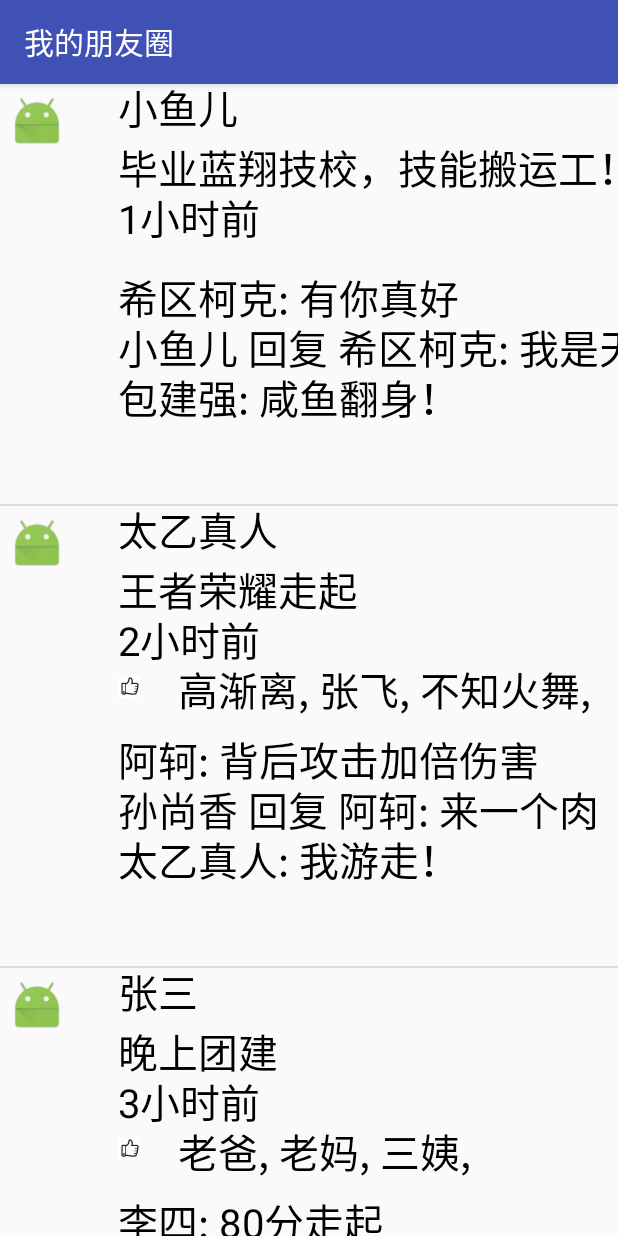
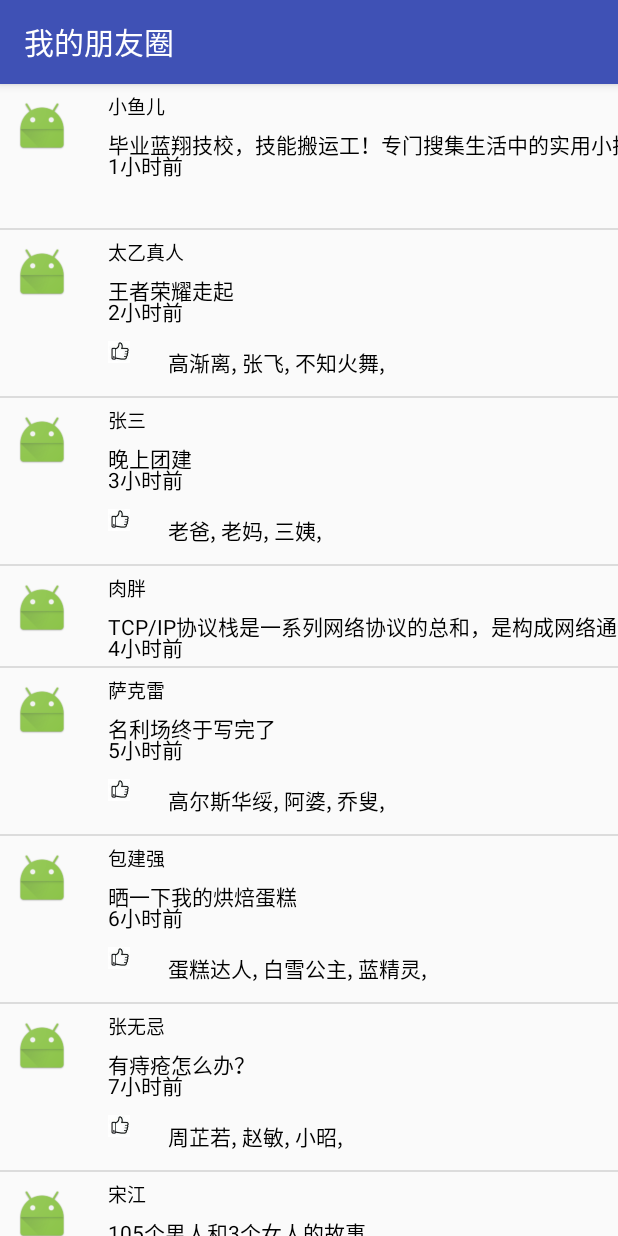
Before and after one commit to BaoBaoJianqiang/CustomListView, an Android app: the screen it shows after launch (MainActivity), on a phone screen of 412 x 824 dp. Run offline under Robolectric (Android 15) with nearby library versions, the phone set to English and light mode, and no system bars; libraries missing offline, so code that uses them is left out: com.facebook.drawee; 1 statement that could not run was skipped.

Commit message:
1.新增复用Adapter 2.对自定义View新增属性统一配置 3.动态测量View的宽高

```diff
--- /dev/null
+++ b/TestListViewNew/app/src/main/java/com/example/jianqiang/testlistview/DensityUtils.java
@@ -0,0 +1,24 @@
+package com.example.jianqiang.testlistview;
+
+import android.content.Context;
+import android.content.res.Resources;
+import android.support.annotation.DimenRes;
+import android.util.TypedValue;
+
+public class DensityUtils {
+
+    public static int dp2px(Context ctx, float dp) {
+        return (int) TypedValue.applyDimension(TypedValue.COMPLEX_UNIT_DIP, dp, ctx.getResources().getDisplayMetrics());
+
+    }
+
+    public static int px2dp(Context ctx, int px) {
+        float density = ctx.getResources().getDisplayMetrics().density;
+        return (int) (px / density + 0.5f);
+    }
+
+    public static int getDimens(Context context, @DimenRes int resource) {
+        Resources mResources = context.getResources();
+        return mResources.getDimensionPixelSize(resource);
+    }
+}
--- a/TestListViewNew/app/src/main/java/com/example/jianqiang/testlistview/MyAdapter.java
+++ b/TestListViewNew/app/src/main/java/com/example/jianqiang/testlistview/MyAdapter.java
@@ -1,34 +1,20 @@
 package com.example.jianqiang.testlistview;
 
-import android.app.Activity;
 import android.content.Context;
-import android.graphics.Bitmap;
-import android.graphics.BitmapFactory;
-import android.net.Uri;
-import android.os.Bundle;
-import android.support.v7.app.AppCompatActivity;
 import android.view.LayoutInflater;
 import android.view.View;
 import android.view.ViewGroup;
-import android.view.ViewStub;
-import android.widget.Adapter;
 import android.widget.BaseAdapter;
-import android.widget.ImageView;
 import android.widget.LinearLayout;
-import android.widget.TextView;
 
-import com.facebook.drawee.view.SimpleDraweeView;
-
-import java.util.ArrayList;
 import java.util.List;
 
 public class MyAdapter extends BaseAdapter {
     private final List<News> newsList;
-    private final Activity context;
+    private final Context context;
 
-    public MyAdapter(Activity context, List<News> newsList) {
+    public MyAdapter(Context context, List<News> newsList) {
         super();
-
         this.newsList = newsList;
         this.context = context;
     }
@@ -40,31 +26,25 @@ public class MyAdapter extends BaseAdapter {
 
     @Override
     public Object getItem(int position) {
-        return null;
+        return newsList.get(position);
     }
 
     @Override
     public long getItemId(int position) {
-        return 0;
+        return position;
     }
 
-    public View getView(final int position, View convertView,
-                        final ViewGroup parent) {
-
-        MyView1 myView = new MyView1(parent.getContext());
-
-        //提前计算行高
+    @Override
+    public View getView(final int position, View convertView, final ViewGroup parent) {
+        //复用ConvertView
+        if (convertView == null) {
+            LinearLayout linearLayout = (LinearLayout) LayoutInflater.from(context).inflate(R.layout.item_custom_view, null);
+            convertView = linearLayout.findViewById(R.id.myView);
+        }
         News news = newsList.get(position);
-        int height = 300;
-        if(news.preferList != null)
-            height += 40;
-        if(news.commentList != null) {
-            height += news.commentList.size() * 40;
-        }
-
-        myView.setData(news, 1200, height);
-        convertView = myView;
-
+        ((MyView1) convertView).setData(news);
         return convertView;
     }
+
+
 }
--- a/TestListViewNew/app/src/main/java/com/example/jianqiang/testlistview/MyApp.java
+++ b/TestListViewNew/app/src/main/java/com/example/jianqiang/testlistview/MyApp.java
@@ -1,9 +1,6 @@
 package com.example.jianqiang.testlistview;
 
 import android.app.Application;
-import android.os.Bundle;
-import android.support.v7.app.AppCompatActivity;
-import android.widget.ListView;
 
 import com.facebook.drawee.backends.pipeline.Fresco;
 
@@ -11,7 +8,6 @@ public class MyApp extends Application {
     @Override
     public void onCreate() {
         super.onCreate();
-
         Fresco.initialize(this);
     }
 }
--- a/TestListViewNew/app/src/main/java/com/example/jianqiang/testlistview/MyView1.java
+++ b/TestListViewNew/app/src/main/java/com/example/jianqiang/testlistview/MyView1.java
@@ -1,86 +1,141 @@
 package com.example.jianqiang.testlistview;
 
 import android.content.Context;
+import android.content.res.TypedArray;
 import android.graphics.Bitmap;
 import android.graphics.BitmapFactory;
 import android.graphics.Canvas;
 import android.graphics.Color;
 import android.graphics.Matrix;
 import android.graphics.Paint;
-import android.graphics.RectF;
+import android.support.annotation.Nullable;
+import android.util.AttributeSet;
+import android.util.Log;
 import android.view.View;
 
 public class MyView1 extends View {
-    int width;
-    int height;
-
     Paint paint;
-
-    int titleSize = 40;
-    int dispSize = 40;
-
-    News news;
-
+    News news = new News();
     Bitmap zanImg;
     Bitmap imgDefault;
+    private int mBaseHeight;
+    private int mLineHeight;
+    private int mNameSize;
+    private int mLeftPadding;
+    private int mContentSize;
 
     public MyView1(Context context) {
-        super(context);
+        this(context, null);
+    }
+
+
+    public MyView1(Context context, @Nullable AttributeSet attrs) {
+        this(context, attrs, -1);
+    }
+
+    public MyView1(Context context, @Nullable AttributeSet attrs, int defStyleAttr) {
+        super(context, attrs, defStyleAttr);
+        TypedArray ta = context.obtainStyledAttributes(attrs, R.styleable.MyView1);
+        mBaseHeight = DensityUtils.dp2px(context, ta.getDimension(R.styleable.MyView1_image_width, 35));
+        mLineHeight = (int) ta.getDimension(R.styleable.MyView1_line_height, 14);
+        mNameSize = (int) ta.getDimension(R.styleable.MyView1_name_size, 13);
+        mContentSize = (int) ta.getDimension(R.styleable.MyView1_content_size, 14);
+        mLeftPadding = (int) ta.getDimension(R.styleable.MyView1_left_padding, 10);
+        ta.recycle();
+        initPaint(context);
+    }
+
+    private void initPaint(Context context) {
         paint = new Paint(Paint.ANTI_ALIAS_FLAG);
         paint.setColor(Color.BLACK);
-
         zanImg = BitmapFactory.decodeResource(context.getResources(), R.drawable.zan);
         imgDefault = BitmapFactory.decodeResource(context.getResources(), R.drawable.ic_launcher);
     }
 
-    public void setData(News news, int width, int height) {
+    public void setData(News news) {
         this.news = news;
-
-        this.width = width;
-        this.height = height;
+        requestLayout();
     }
 
     @Override
     protected void onMeasure(int widthMeasureSpec, int heightMeasureSpec) {
         super.onMeasure(widthMeasureSpec, heightMeasureSpec);
-        setMeasuredDimension(width, height);
+        setMeasuredDimension(measuredWidth(widthMeasureSpec), measuredHeight(heightMeasureSpec));
+    }
+
+    //测量宽度
+    private int measuredWidth(int widthMeasureSpec) {
+        int width = MeasureSpec.getSize(widthMeasureSpec);
+        int mode = MeasureSpec.getMode(widthMeasureSpec);
+        int result = 0;
+        switch (mode) {
+            case MeasureSpec.EXACTLY://width为match或者具体的长度
+                result = width;
+                break;
+            case MeasureSpec.AT_MOST://wrap情况不作处理
+                break;
+            case MeasureSpec.UNSPECIFIED:
+                break;
+        }
+        return result;
+    }
+
+    //测量高度
+    private int measuredHeight(int heightMeasureSpec) {
+        int height = MeasureSpec.getSize(heightMeasureSpec);
+        int mode = MeasureSpec.getMode(heightMeasureSpec);
+        int result = 0;
+        switch (mode) {
+            case MeasureSpec.EXACTLY://height为match或者具体的长度
+                int realHeight = getPaddingTop() + getPaddingBottom() + mBaseHeight;
+                if (news.preferList != null)
+                    realHeight += mLineHeight;
+                if (news.commentList != null) {
+                    realHeight += news.commentList.size() * mLineHeight;
+                }
+                result = realHeight;
+                break;
+            case MeasureSpec.AT_MOST://height为wrap_content
+                break;
+            case MeasureSpec.UNSPECIFIED:
+                break;
+        }
+        Log.d("result--->", String.valueOf(result));
+        return result;
     }
 
     @Override
     protected void onDraw(Canvas canvas) {
 
-        canvas.drawBitmap(resizeBitmap(imgDefault, 0.5f), 10, 10, paint);
+        //绘制头像
+        canvas.drawBitmap(resizeBitmap(imgDefault, 0.5f), mLeftPadding, mLeftPadding, paint);
 
         int topPos = 30;
 
         //人名
-        paint.setTextSize(titleSize);
-        canvas.drawText(news.author, imgDefault.getWidth() + 10, topPos + 10, paint);
-
+        paint.setTextSize(mNameSize);
+        canvas.drawText(news.author, imgDefault.getWidth(), topPos, paint);
         //内容
-        paint.setTextSize(dispSize);
-        canvas.drawText(news.content, imgDefault.getWidth() + 10, topPos + titleSize + 20 + 10, paint);
+        paint.setTextSize(mContentSize);
+        canvas.drawText(news.content, imgDefault.getWidth(), topPos + mNameSize + 20, paint);
 
         //发布时间
-        paint.setTextSize(dispSize);
-        canvas.drawText(news.showtime, imgDefault.getWidth() + 10, topPos + titleSize + 20 + 10 + dispSize + 10, paint);
+        paint.setTextSize(mContentSize);
+        canvas.drawText(news.showtime, imgDefault.getWidth(), topPos + mNameSize + 20  + mContentSize, paint);
 
         //点赞
         int hasZan = 1;
         if (news.preferList != null) {
             //点赞图标
-            canvas.drawBitmap(resizeBitmap(zanImg, 0.25f), imgDefault.getWidth() + 10, topPos + titleSize + dispSize + 10 + dispSize + 10, paint);
-
+            canvas.drawBitmap(resizeBitmap(zanImg, 0.25f), imgDefault.getWidth(), topPos + mNameSize + mContentSize + 10 + mContentSize + 10, paint);
             StringBuilder sb = new StringBuilder();
             for (String user : news.preferList) {
                 sb.append(user);
                 sb.append(", ");
             }
-
             sb.deleteCharAt(sb.length() - 1);
-
-            paint.setTextSize(dispSize);
-            canvas.drawText(sb.toString(), imgDefault.getWidth() + 10 + 60, topPos + titleSize + dispSize + 10 + dispSize + 40, paint);
+            paint.setTextSize(mContentSize);
+            canvas.drawText(sb.toString(), imgDefault.getWidth()+ 60, topPos + mNameSize + mContentSize + 10 + mContentSize + 40, paint);
 
         } else {
             hasZan = 0;
@@ -88,13 +143,13 @@ public class MyView1 extends View {
 
 
         //评论
-        int base = topPos + titleSize + dispSize + 10 + dispSize + 10 + 60 + 40 * hasZan;
+        int base = topPos + mNameSize + mContentSize + 10 + mContentSize + 10 + 60 + 40 * hasZan;
         if (news.commentList != null) {
             for (int i = 0; i < news.commentList.size(); i++) {
-                paint.setTextSize(dispSize);
+                paint.setTextSize(mContentSize);
                 canvas.drawText(
                         news.commentList.get(i).author + ": " + news.commentList.get(i).content,
-                        imgDefault.getWidth() + 10,
+                        imgDefault.getWidth(),
                         base + 50 * i,
                         paint);
             }
@@ -108,8 +163,7 @@ public class MyView1 extends View {
         // 缩小一倍
         matrix.postScale(scale, scale);
         // 生成新的图片
-        return Bitmap.createBitmap(bitmap, 0, 0, bitmap.getWidth(),
-                bitmap.getHeight(), matrix, true);
+        return Bitmap.createBitmap(bitmap, 0, 0, bitmap.getWidth(), bitmap.getHeight(), matrix, true);
 
     }
 }
--- a/TestListViewNew/app/src/main/res/layout/activity_main.xml
+++ b/TestListViewNew/app/src/main/res/layout/activity_main.xml
@@ -1,15 +1,14 @@
 <?xml version="1.0" encoding="utf-8"?>
-<LinearLayout xmlns:android="http://schemas.android.com/apk/res/android"
-    xmlns:app="http://schemas.android.com/apk/res-auto"
-    xmlns:tools="http://schemas.android.com/tools"
+<LinearLayout
+    xmlns:android="http://schemas.android.com/apk/res/android"
     android:layout_width="match_parent"
     android:layout_height="match_parent"
     >
 
     <ListView
-        android:id="@+id/mylist"
-        android:layout_width="match_parent"
-        android:layout_height="match_parent">
+    android:id="@+id/mylist"
+    android:layout_width="match_parent"
+    android:layout_height="wrap_content">
     </ListView>
 
 </LinearLayout>
--- a/TestListViewNew/app/src/main/res/layout/item.xml
+++ b/TestListViewNew/app/src/main/res/layout/item.xml
@@ -1,6 +1,5 @@
 <?xml version="1.0" encoding="utf-8"?>
 <LinearLayout xmlns:android="http://schemas.android.com/apk/res/android"
-    xmlns:app="http://schemas.android.com/apk/res-auto"
     xmlns:tools="http://schemas.android.com/tools"
     android:layout_width="match_parent"
     android:layout_height="wrap_content"
@@ -12,7 +11,6 @@
         android:layout_width="100px"
         android:layout_height="100px"
         fresco:placeholderImage="@mipmap/ic_launcher_round" />
-        />
 
     <LinearLayout
         android:layout_width="match_parent"
--- /dev/null
+++ b/TestListViewNew/app/src/main/res/layout/item_custom_view.xml
@@ -0,0 +1,19 @@
+<?xml version="1.0" encoding="utf-8"?>
+<LinearLayout
+    xmlns:android="http://schemas.android.com/apk/res/android"
+    xmlns:app="http://schemas.android.com/apk/res-auto"
+    android:layout_width="match_parent"
+    android:layout_height="wrap_content"
+    android:orientation="vertical"
+    >
+
+    <com.example.jianqiang.testlistview.MyView1
+        android:id="@+id/myView"
+        android:layout_width="match_parent"
+        android:layout_height="35dp"
+        app:content_size="14sp"
+        app:image_width="35dp"
+        app:left_padding="10dp"
+        app:line_height="15dp"
+        app:name_size="13sp"/>
+</LinearLayout>
--- /dev/null
+++ b/TestListViewNew/app/src/main/res/values/attr.xml
@@ -0,0 +1,10 @@
+<?xml version="1.0" encoding="utf-8"?>
+<resources>
+    <declare-styleable name="MyView1">
+        <attr name="line_height" format="dimension"/>
+        <attr name="name_size" format="dimension"/>
+        <attr name="content_size" format="dimension"/>
+        <attr name="image_width" format="dimension"/>
+        <attr name="left_padding" format="dimension"/>
+    </declare-styleable>
+</resources>
```
Also changed, not shown: TestListViewNew/app/src/main/java/com/example/jianqiang/testlistview/MainActivity.java (+1 -7 lines).
